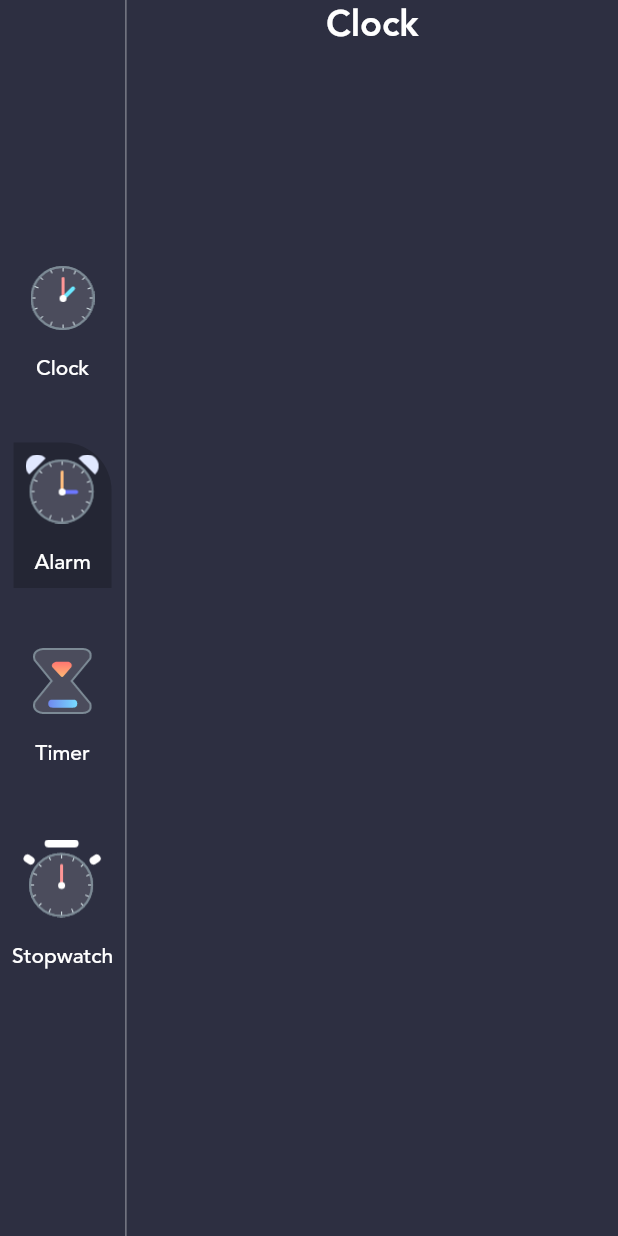
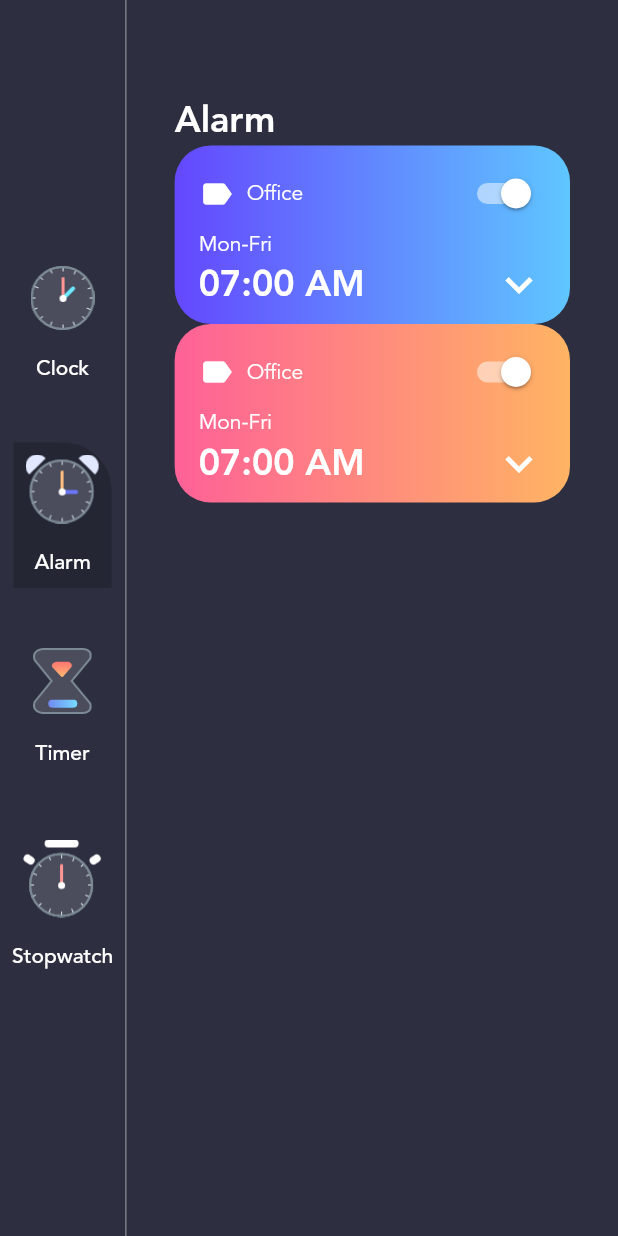
Before and after one commit to Mohamed-Rashed/s7eny, a Flutter app: the screen it shows after launch, after a tap on "Alarm", on a phone screen of 412 x 824 dp. Run offline on Flutter 3.47's test engine with Material 2 defaults, Android fonts, the phone set to English and light mode, and no system bars.

Commit message:
Update alarm_page.dart

```diff
--- a/lib/Screens/alarm_page.dart
+++ b/lib/Screens/alarm_page.dart
@@ -1,5 +1,6 @@
 import 'package:flutter/material.dart';
 import 'package:s7eny/const/colors.dart';
+import 'package:s7eny/data.dart';
 
 class AlarmPage extends StatefulWidget {
   const AlarmPage({Key? key}) : super(key: key);
@@ -12,10 +13,13 @@ class _AlarmPageState extends State<AlarmPage> {
   @override
   Widget build(BuildContext context) {
     return Container(
+      child: Padding(
+        padding: const EdgeInsets.symmetric(horizontal: 32, vertical: 64),
         child: Column(
+          crossAxisAlignment: CrossAxisAlignment.start,
           children: [
             Text(
-            "Clock",
+              "Alarm",
               style: TextStyle(
                 fontFamily: 'avenir',
                 fontWeight: FontWeight.w700,
@@ -23,7 +27,92 @@ class _AlarmPageState extends State<AlarmPage> {
                 fontSize: 24,
               ),
             ),
+            Expanded(
+              child: ListView(
+                children: alarms.map((alarm) {
+                  var gradientColor = GradientTemplate
+                      .gradientTemplate[alarm.gradientColorIndex!].colors;
+                  return Container(
+                    padding: EdgeInsets.symmetric(
+                      horizontal: 16,
+                      vertical: 8,
+                    ),
+                    decoration: BoxDecoration(
+                      gradient: LinearGradient(
+                        colors: gradientColor,
+                        begin: Alignment.centerLeft,
+                        end: Alignment.centerRight,
+                      ),
+                      borderRadius: BorderRadius.all(
+                        Radius.circular(24),
+                      ),
+                    ),
+                    child: Column(
+                      crossAxisAlignment: CrossAxisAlignment.start,
+                      children: [
+                        Row(
+                          mainAxisAlignment: MainAxisAlignment.spaceBetween,
+                          children: [
+                            Row(
+                              children: [
+                                Icon(
+                                  Icons.label,
+                                  color: Colors.white,
+                                  size: 24,
+                                ),
+                                SizedBox(
+                                  width: 8,
+                                ),
+                                Text(
+                                  "Office",
+                                  style: TextStyle(
+                                    fontFamily: 'avenir',
+                                    color: MyColor.primaryTextColor,
+                                  ),
+                                ),
                               ],
+                            ),
+                            Switch(
+                              onChanged: (bool value) {},
+                              value: true,
+                              activeColor: Colors.white,
+                            ),
+                          ],
+                        ),
+                        Text(
+                          "Mon-Fri",
+                          style: TextStyle(
+                            fontFamily: 'avenir',
+                            color: MyColor.primaryTextColor,
+                          ),
+                        ),
+                        Row(
+                          mainAxisAlignment: MainAxisAlignment.spaceBetween,
+                          children: [
+                            Text(
+                              "07:00 AM",
+                              style: TextStyle(
+                                fontFamily: 'avenir',
+                                fontWeight: FontWeight.w700,
+                                fontSize: 24,
+                                color: MyColor.primaryTextColor,
+                              ),
+                            ),
+                            Icon(
+                              Icons.keyboard_arrow_down,
+                              color: Colors.white,
+                              size: 36,
+                            )
+                          ],
+                        ),
+                      ],
+                    ),
+                  );
+                }).toList(),
+              ),
+            ),
+          ],
+        ),
       ),
     );
   }
```
Lines whose indentation alone changed are shown as unchanged.
